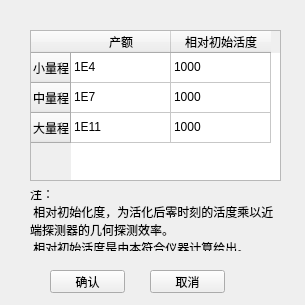
This is yieldcalibration.ui in MrXiaomao/Cu_Activation as Qt 5 draws it before an edit. The edited form follows.
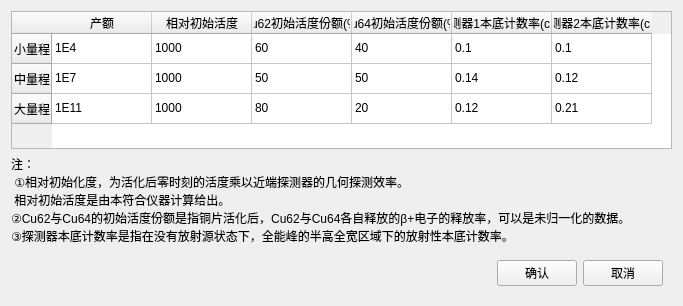
This is the edited form.

Commit message: 中子产额刻度界面中新增Cu62和Cu64分支比，以及本底，并对相应公式计算进行修正。

What changed in the file:
```diff
--- a/yieldcalibration.ui
+++ b/yieldcalibration.ui
@@ -6,21 +6,21 @@
    <rect>
     <x>0</x>
     <y>0</y>
-    <width>305</width>
-    <height>305</height>
+    <width>683</width>
+    <height>306</height>
    </rect>
   </property>
   <property name="windowTitle">
    <string>中子产额标定</string>
   </property>
+  <layout class="QVBoxLayout" name="verticalLayout">
+   <item>
   <widget class="QTableWidget" name="tableWidget_calibration">
-   <property name="geometry">
-    <rect>
-     <x>30</x>
-     <y>30</y>
-     <width>251</width>
-     <height>151</height>
-    </rect>
+     <property name="minimumSize">
+      <size>
+       <width>0</width>
+       <height>0</height>
+      </size>
    </property>
    <row>
     <property name="text">
@@ -47,6 +47,26 @@
      <string>相对初始活度</string>
     </property>
    </column>
+     <column>
+      <property name="text">
+       <string>Cu62初始活度份额(%)</string>
+      </property>
+     </column>
+     <column>
+      <property name="text">
+       <string>Cu64初始活度份额(%)</string>
+      </property>
+     </column>
+     <column>
+      <property name="text">
+       <string>探测器1本底计数率(cps)</string>
+      </property>
+     </column>
+     <column>
+      <property name="text">
+       <string>探测器2本底计数率(cps)</string>
+      </property>
+     </column>
    <item row="0" column="0">
     <property name="text">
      <string>1E4</string>
@@ -57,6 +77,26 @@
      <string>1000</string>
     </property>
    </item>
+     <item row="0" column="2">
+      <property name="text">
+       <string>60</string>
+      </property>
+     </item>
+     <item row="0" column="3">
+      <property name="text">
+       <string>40</string>
+      </property>
+     </item>
+     <item row="0" column="4">
+      <property name="text">
+       <string>0.1</string>
+      </property>
+     </item>
+     <item row="0" column="5">
+      <property name="text">
+       <string>0.1</string>
+      </property>
+     </item>
    <item row="1" column="0">
     <property name="text">
      <string>1E7</string>
@@ -67,6 +107,26 @@
      <string>1000</string>
     </property>
    </item>
+     <item row="1" column="2">
+      <property name="text">
+       <string>50</string>
+      </property>
+     </item>
+     <item row="1" column="3">
+      <property name="text">
+       <string>50</string>
+      </property>
+     </item>
+     <item row="1" column="4">
+      <property name="text">
+       <string>0.14</string>
+      </property>
+     </item>
+     <item row="1" column="5">
+      <property name="text">
+       <string>0.12</string>
+      </property>
+     </item>
    <item row="2" column="0">
     <property name="text">
      <string>1E11</string>
@@ -77,51 +137,76 @@
      <string>1000</string>
     </property>
    </item>
-  </widget>
+     <item row="2" column="2">
+      <property name="text">
+       <string>80</string>
+      </property>
+     </item>
+     <item row="2" column="3">
+      <property name="text">
+       <string>20</string>
+      </property>
+     </item>
+     <item row="2" column="4">
+      <property name="text">
+       <string>0.12</string>
+      </property>
+     </item>
+     <item row="2" column="5">
+      <property name="text">
+       <string>0.21</string>
+      </property>
+     </item>
+    </widget>
+   </item>
+   <item>
+    <widget class="QLabel" name="label_attention">
+     <property name="text">
+      <string>注：
+ ①相对初始化度，为活化后零时刻的活度乘以近端探测器的几何探测效率。
+ 相对初始活度是由本符合仪器计算给出。
+②Cu62与Cu64的初始活度份额是指铜片活化后，Cu62与Cu64各自释放的β+电子的释放率，可以是未归一化的数据。
+③探测器本底计数率是指在没有放射源状态下，全能峰的半高全宽区域下的放射性本底计数率。</string>
+     </property>
+     <property name="wordWrap">
+      <bool>true</bool>
+     </property>
+    </widget>
+   </item>
+   <item>
+    <widget class="QWidget" name="widget" native="true">
+     <layout class="QHBoxLayout" name="horizontalLayout">
+      <item>
+       <spacer name="horizontalSpacer">
+        <property name="orientation">
+         <enum>Qt::Horizontal</enum>
+        </property>
+        <property name="sizeHint" stdset="0">
+         <size>
+          <width>40</width>
+          <height>20</height>
+         </size>
+        </property>
+       </spacer>
+      </item>
+      <item>
   <widget class="QPushButton" name="pushButton_OK">
-   <property name="geometry">
-    <rect>
-     <x>50</x>
-     <y>270</y>
-     <width>75</width>
-     <height>23</height>
-    </rect>
-   </property>
    <property name="text">
     <string>确认</string>
    </property>
   </widget>
+      </item>
+      <item>
   <widget class="QPushButton" name="pushButton_cancel">
-   <property name="geometry">
-    <rect>
-     <x>150</x>
-     <y>270</y>
-     <width>75</width>
-     <height>23</height>
-    </rect>
-   </property>
    <property name="text">
     <string>取消</string>
    </property>
   </widget>
-  <widget class="QLabel" name="label">
-   <property name="geometry">
-    <rect>
-     <x>30</x>
-     <y>190</y>
-     <width>251</width>
-     <height>61</height>
-    </rect>
-   </property>
-   <property name="text">
-    <string>注：
- 相对初始化度，为活化后零时刻的活度乘以近端探测器的几何探测效率。
- 相对初始活度是由本符合仪器计算给出。</string>
-   </property>
-   <property name="wordWrap">
-    <bool>true</bool>
-   </property>
-  </widget>
+      </item>
+     </layout>
+    </widget>
+   </item>
+  </layout>
  </widget>
  <resources/>
  <connections/>
```
Lines whose indentation alone changed are shown as unchanged. The commit also changes 7 other files.
